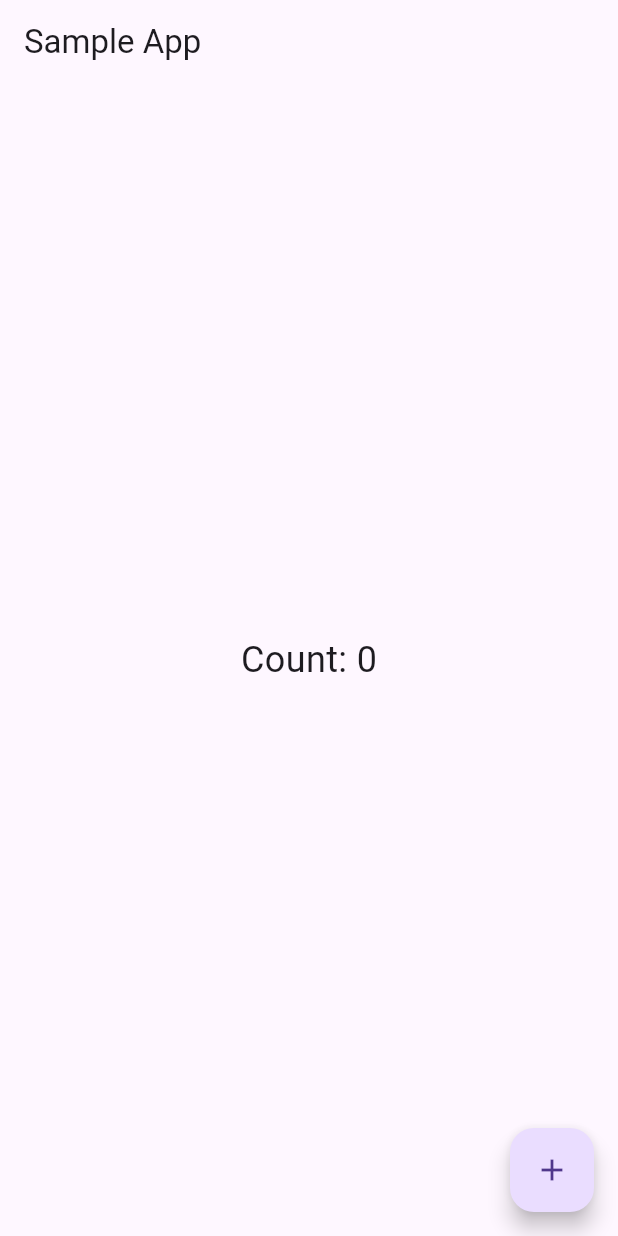
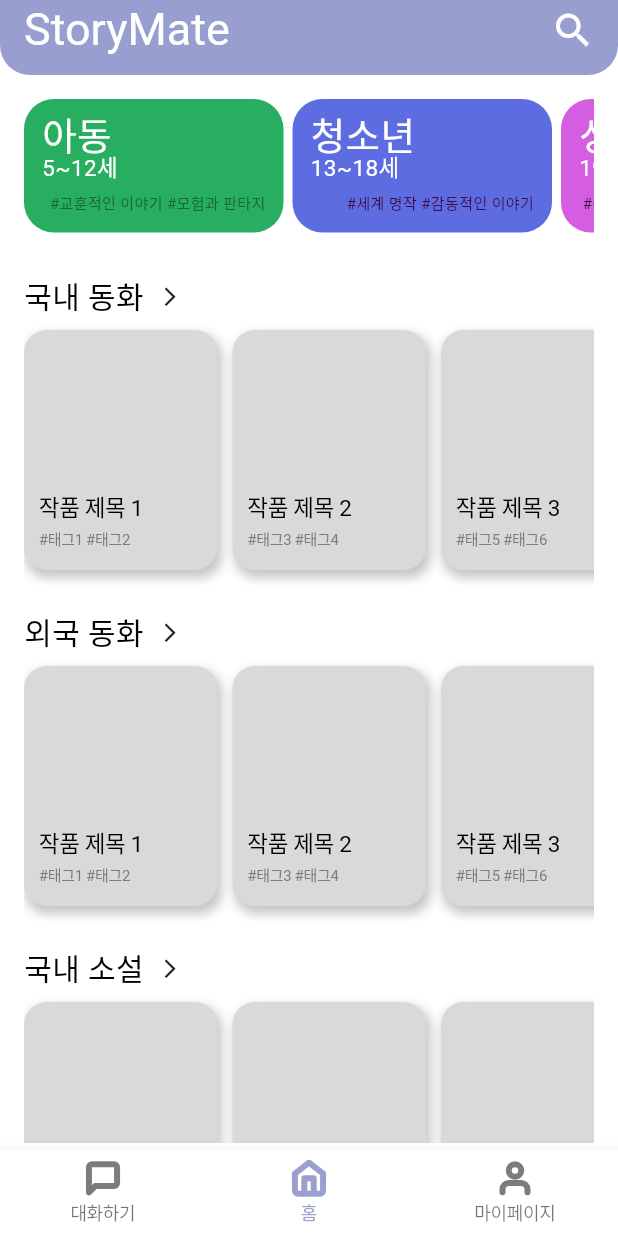
Before and after one commit to siiion/Story-Mate_Frontend, a Flutter app: the screen it shows after launch, on a phone screen of 412 x 824 dp. Run offline on Flutter 3.47's test engine with Material 3 defaults, Android fonts, the phone set to English and light mode, and no system bars; our stand-ins replace flutter_svg, get; Roboto replaces fonts that are missing (Jua).

Commit message:
FEAT: 홈 화면 UI 구현

```diff
--- /dev/null
+++ b/lib/components/custom_app_bar.dart
@@ -0,0 +1,55 @@
+import 'package:flutter/material.dart';
+
+class CustomAppBar extends StatelessWidget implements PreferredSizeWidget {
+  final String title; // 제목
+  final Color backgroundColor; // 배경색
+  final Widget? leading; // 왼쪽 아이콘 (옵션)
+
+  const CustomAppBar({
+    super.key,
+    required this.title,
+    required this.backgroundColor,
+    this.leading,
+  });
+
+  @override
+  Widget build(BuildContext context) {
+    return AppBar(
+      shape: RoundedRectangleBorder(
+        borderRadius: BorderRadius.vertical(
+          bottom: Radius.circular(20),
+        ),
+      ),
+      backgroundColor: backgroundColor,
+      toolbarHeight: 50,
+      title: Padding(
+        padding: const EdgeInsets.only(bottom: 10),
+        child: Text(
+          title,
+          style: TextStyle(
+            color: Colors.white,
+            fontSize: 30,
+            fontFamily: 'Jua',
+            fontWeight: FontWeight.w400,
+            height: 0.73,
+          ),
+        ),
+      ),
+      leading: leading, // 왼쪽 아이콘
+      actions: [
+        Padding(
+          padding: const EdgeInsets.only(right: 15, bottom: 10),
+          child: Icon(
+            Icons.search,
+            size: 30,
+            color: Colors.white,
+          ),
+        ),
+      ], // 오른쪽 아이콘들
+    );
+  }
+
+  // AppBar의 크기 지정
+  @override
+  Size get preferredSize => const Size.fromHeight(50);
+}
--- /dev/null
+++ b/lib/components/custom_bottom_bar.dart
@@ -0,0 +1,72 @@
+import 'package:flutter/material.dart';
+import 'package:flutter_svg/svg.dart';
+import 'package:get/get.dart';
+import 'package:storymate/components/theme.dart';
+
+class CustomBottomBar extends StatelessWidget {
+  final int currentIndex;
+
+  const CustomBottomBar({
+    super.key,
+    required this.currentIndex,
+  });
+
+  @override
+  Widget build(BuildContext context) {
+    return Padding(
+      padding: const EdgeInsets.only(top: 5),
+      child: BottomNavigationBar(
+        backgroundColor: Colors.white,
+        unselectedLabelStyle: TextStyle(
+          color: Color(0xFF7C7C7C),
+          fontSize: 12,
+          fontFamily: 'Jua',
+          fontWeight: FontWeight.w400,
+          height: 1.67,
+          letterSpacing: -0.23,
+        ),
+        selectedLabelStyle: TextStyle(
+          color: AppTheme.primaryColor,
+          fontSize: 12,
+          fontFamily: 'Jua',
+          fontWeight: FontWeight.w400,
+          height: 1.67,
+          letterSpacing: -0.23,
+        ),
+        selectedItemColor: AppTheme.primaryColor,
+        items: [
+          BottomNavigationBarItem(
+            icon: SvgPicture.asset('assets/chat.svg'),
+            label: '대화하기',
+            activeIcon: SvgPicture.asset('assets/chat_selected.svg'),
+          ),
+          BottomNavigationBarItem(
+            icon: SvgPicture.asset('assets/home.svg'),
+            label: '홈',
+            activeIcon: SvgPicture.asset('assets/home_selected.svg'),
+          ),
+          BottomNavigationBarItem(
+            icon: SvgPicture.asset('assets/user.svg'),
+            label: '마이페이지',
+            activeIcon: SvgPicture.asset('assets/user_selected.svg'),
+          ),
+        ],
+        currentIndex: currentIndex,
+        onTap: (index) {
+          switch (index) {
+            case 0:
+              // 대화하기 탭
+              break;
+            case 1:
+              // 홈 탭
+              Get.toNamed('/');
+              break;
+            default:
+              // 마이페이지 탭
+              break;
+          }
+        },
+      ),
+    );
+  }
+}
--- /dev/null
+++ b/lib/components/theme.dart
@@ -0,0 +1,13 @@
+import 'package:flutter/material.dart';
+
+class AppTheme {
+  // 주요 색상 정의
+  static const Color primaryColor = Color(0xFF989FD0); // 기본 테마 색상
+  static const Color childColor = Color(0xFF27AE60); // 아동 테마 색상
+  static const Color childAccentColor = Color(0xFF186739); // 아동 강조 색상
+  static const Color studentColor = Color(0xFF5D6CE1); // 청소년 테마 색상
+  static const Color studentAccentColor = Color(0xFF3F0942); // 청소년 강조 색상
+  static const Color adultColor = Color(0xFFD45DE1); // 성인 테마 색상
+  static const Color adultAccentColor = Color(0xFF3F0942); // 성인 강조 색상
+  static const Color backgroundColor = Colors.white; // 배경 색상
+}
--- a/lib/routes/app_routes.dart
+++ b/lib/routes/app_routes.dart
@@ -1,12 +1,15 @@
 // 라우팅 관리
 
 import 'package:get/get.dart';
-import 'package:storymate/views/sample_page.dart';
+import 'package:storymate/views/home_page.dart';
 
 class AppRoutes {
   static const HOME = '/';
 
   static final routes = [
-    GetPage(name: HOME, page: () => SamplePage()),
+    GetPage(
+      name: HOME,
+      page: () => HomePage(),
+    ),
   ];
 }
--- /dev/null
+++ b/lib/views/home_page.dart
@@ -0,0 +1,405 @@
+import 'package:flutter/material.dart';
+import 'package:storymate/components/custom_app_bar.dart';
+import 'package:storymate/components/custom_bottom_bar.dart';
+import 'package:storymate/components/theme.dart';
+
+class HomePage extends StatelessWidget {
+  const HomePage({super.key});
+
+  @override
+  Widget build(BuildContext context) {
+    // 샘플 데이터
+    final List<Map<String, String>> items = [
+      {"title": "작품 제목 1", "tags": "#태그1 #태그2"},
+      {"title": "작품 제목 2", "tags": "#태그3 #태그4"},
+      {"title": "작품 제목 3", "tags": "#태그5 #태그6"},
+      {"title": "작품 제목 4", "tags": "#태그7 #태그8"},
+    ];
+
+    return Scaffold(
+      backgroundColor: AppTheme.backgroundColor,
+      appBar: CustomAppBar(
+        title: 'StoryMate',
+        backgroundColor: AppTheme.primaryColor,
+      ),
+      bottomNavigationBar: CustomBottomBar(
+        currentIndex: 1,
+      ),
+      body: ListView(
+        children: [
+          // 연령대 카드
+          Padding(
+            padding: const EdgeInsets.symmetric(horizontal: 16, vertical: 16),
+            child: SizedBox(
+              height: 89,
+              child: ListView(
+                scrollDirection: Axis.horizontal,
+                children: [
+                  AgeCardItem(
+                    backgroundColor: AppTheme.childColor,
+                    title: '아동',
+                    subTitle: '5~12세',
+                    tag: '#교훈적인 이야기 #모험과 판타지',
+                    tagColor: AppTheme.childAccentColor,
+                  ),
+                  AgeCardItem(
+                    backgroundColor: AppTheme.studentColor,
+                    title: '청소년',
+                    subTitle: '13~18세',
+                    tag: '#세계 명작 #감동적인 이야기',
+                    tagColor: AppTheme.studentAccentColor,
+                  ),
+                  AgeCardItem(
+                    backgroundColor: AppTheme.adultColor,
+                    title: '성인',
+                    subTitle: '19세 이상',
+                    tag: '#철학적 메시지 #깊이 있는 스토리',
+                    tagColor: AppTheme.adultAccentColor,
+                  ),
+                ],
+              ),
+            ),
+          ),
+          SizedBox(
+            height: 15,
+          ),
+          Padding(
+            padding: const EdgeInsets.symmetric(horizontal: 16),
+            child: Column(
+              children: [
+                Row(
+                  children: [
+                    Text(
+                      '국내 동화',
+                      style: TextStyle(
+                        color: Colors.black,
+                        fontSize: 20,
+                        fontFamily: 'Jua',
+                        fontWeight: FontWeight.w400,
+                        height: 1.10,
+                      ),
+                    ),
+                    SizedBox(
+                      width: 10,
+                    ),
+                    // 더보기 버튼
+                    GestureDetector(
+                      onTap: () {},
+                      child: Icon(
+                        Icons.arrow_forward_ios,
+                        size: 15,
+                      ),
+                    ),
+                  ],
+                ),
+                // 국내 동화 리스트
+                SizedBox(
+                  height: 180,
+                  child: ListView.builder(
+                    scrollDirection: Axis.horizontal,
+                    itemCount: items.length,
+                    itemBuilder: (context, index) {
+                      final item = items[index];
+                      return Padding(
+                        padding: const EdgeInsets.only(
+                            top: 10, bottom: 10, right: 10),
+                        child: CustomCard(
+                          title: item["title"] ?? "",
+                          tags: item["tags"] ?? "",
+                        ),
+                      );
+                    },
+                  ),
+                ),
+                SizedBox(
+                  height: 20,
+                ),
+                Row(
+                  children: [
+                    Text(
+                      '외국 동화',
+                      style: TextStyle(
+                        color: Colors.black,
+                        fontSize: 20,
+                        fontFamily: 'Jua',
+                        fontWeight: FontWeight.w400,
+                        height: 1.10,
+                      ),
+                    ),
+                    SizedBox(
+                      width: 10,
+                    ),
+                    // 더보기 버튼
+                    GestureDetector(
+                      onTap: () {},
+                      child: Icon(
+                        Icons.arrow_forward_ios,
+                        size: 15,
+                      ),
+                    ),
+                  ],
+                ),
+                // 외국 동화 리스트
+                SizedBox(
+                  height: 180,
+                  child: ListView.builder(
+                    scrollDirection: Axis.horizontal,
+                    itemCount: items.length,
+                    itemBuilder: (context, index) {
+                      final item = items[index];
+                      return Padding(
+                        padding: const EdgeInsets.only(
+                            top: 10, bottom: 10, right: 10),
+                        child: CustomCard(
+                          title: item["title"] ?? "",
+                          tags: item["tags"] ?? "",
+                        ),
+                      );
+                    },
+                  ),
+                ),
+                SizedBox(
+                  height: 20,
+                ),
+                Row(
+                  children: [
+                    Text(
+                      '국내 소설',
+                      style: TextStyle(
+                        color: Colors.black,
+                        fontSize: 20,
+                        fontFamily: 'Jua',
+                        fontWeight: FontWeight.w400,
+                        height: 1.10,
+                      ),
+                    ),
+                    SizedBox(
+                      width: 10,
+                    ),
+                    // 더보기 버튼
+                    GestureDetector(
+                      onTap: () {},
+                      child: Icon(
+                        Icons.arrow_forward_ios,
+                        size: 15,
+                      ),
+                    ),
+                  ],
+                ),
+                // 국내 소설 리스트
+                SizedBox(
+                  height: 180,
+                  child: ListView.builder(
+                    scrollDirection: Axis.horizontal,
+                    itemCount: items.length,
+                    itemBuilder: (context, index) {
+                      final item = items[index];
+                      return Padding(
+                        padding: const EdgeInsets.only(
+                            top: 10, bottom: 10, right: 10),
+                        child: CustomCard(
+                          title: item["title"] ?? "",
+                          tags: item["tags"] ?? "",
+                        ),
+                      );
+                    },
+                  ),
+                ),
+                SizedBox(
+                  height: 20,
+                ),
+                Row(
+                  children: [
+                    Text(
+                      '외국 소설',
+                      style: TextStyle(
+                        color: Colors.black,
+                        fontSize: 20,
+                        fontFamily: 'Jua',
+                        fontWeight: FontWeight.w400,
+                        height: 1.10,
+                      ),
+                    ),
+                    SizedBox(
+                      width: 10,
+                    ),
+                    // 더보기 버튼
+                    GestureDetector(
+                      onTap: () {},
+                      child: Icon(
+                        Icons.arrow_forward_ios,
+                        size: 15,
+                      ),
+                    ),
+                  ],
+                ),
+                // 외국 소설 리스트
+                SizedBox(
+                  height: 180,
+                  child: ListView.builder(
+                    scrollDirection: Axis.horizontal,
+                    itemCount: items.length,
+                    itemBuilder: (context, index) {
+                      final item = items[index];
+                      return Padding(
+                        padding: const EdgeInsets.only(
+                            top: 10, bottom: 10, right: 10),
+                        child: CustomCard(
+                          title: item["title"] ?? "",
+                          tags: item["tags"] ?? "",
+                        ),
+                      );
+                    },
+                  ),
+                ),
+              ],
+            ),
+          ),
+        ],
+      ),
+    );
+  }
+}
+
+class CustomCard extends StatelessWidget {
+  final String title;
+  final String tags;
+
+  const CustomCard({
+    super.key,
+    required this.title,
+    required this.tags,
+  });
+
+  @override
+  Widget build(BuildContext context) {
+    return Container(
+      width: 129,
+      decoration: BoxDecoration(
+        color: Color(0xffd9d9d9),
+        borderRadius: BorderRadius.circular(15),
+        boxShadow: [
+          BoxShadow(
+            color: Colors.grey.withOpacity(0.6),
+            spreadRadius: 1,
+            blurRadius: 5,
+            offset: Offset(2, 4),
+          ),
+        ],
+      ),
+      child: Padding(
+        padding: const EdgeInsets.all(10),
+        child: Column(
+          crossAxisAlignment: CrossAxisAlignment.start,
+          mainAxisAlignment: MainAxisAlignment.end,
+          children: [
+            Text(
+              title,
+              style: TextStyle(
+                color: Colors.black,
+                fontSize: 15,
+                fontFamily: 'Jua',
+                fontWeight: FontWeight.w400,
+                height: 1.33,
+                letterSpacing: -0.23,
+              ),
+            ),
+            Text(
+              tags,
+              style: TextStyle(
+                color: Color(0xFF7C7C7C),
+                fontSize: 10,
+                fontFamily: 'Jua',
+                fontWeight: FontWeight.w400,
+                height: 2,
+                letterSpacing: -0.23,
+              ),
+            ),
+          ],
+        ),
+      ),
+    );
+  }
+}
+
+class AgeCardItem extends StatelessWidget {
+  final Color backgroundColor;
+  final String title;
+  final String subTitle;
+  final String tag;
+  final Color tagColor;
+
+  const AgeCardItem({
+    super.key,
+    required this.backgroundColor,
+    required this.title,
+    required this.subTitle,
+    required this.tag,
+    required this.tagColor,
+  });
+
+  @override
+  Widget build(BuildContext context) {
+    return Padding(
+      padding: const EdgeInsets.only(right: 6),
+      child: Container(
+        width: 173,
+        height: 89,
+        decoration: ShapeDecoration(
+          color: backgroundColor,
+          shape: RoundedRectangleBorder(
+            borderRadius: BorderRadius.circular(20),
+          ),
+        ),
+        child: Padding(
+          padding: const EdgeInsets.all(12),
+          child: Column(
+            crossAxisAlignment: CrossAxisAlignment.start,
+            mainAxisAlignment: MainAxisAlignment.spaceBetween,
+            children: [
+              Column(
+                crossAxisAlignment: CrossAxisAlignment.start,
+                children: [
+                  Text(
+                    title,
+                    style: TextStyle(
+                      color: Colors.white,
+                      fontSize: 25,
+                      fontFamily: 'Jua',
+                      fontWeight: FontWeight.w400,
+                      height: 0.88,
+                    ),
+                  ),
+                  Text(
+                    subTitle,
+                    style: TextStyle(
+                      color: Colors.white,
+                      fontSize: 15,
+                      fontFamily: 'Jua',
+                      fontWeight: FontWeight.w400,
+                      height: 1.47,
+                    ),
+                  ),
+                ],
+              ),
+              Row(
+                mainAxisAlignment: MainAxisAlignment.end,
+                children: [
+                  Text(
+                    tag,
+                    style: TextStyle(
+                      color: tagColor,
+                      fontSize: 10,
+                      fontFamily: 'Jua',
+                      fontWeight: FontWeight.w400,
+                    ),
+                  ),
+                ],
+              ),
+            ],
+          ),
+        ),
+      ),
+    );
+  }
+}
--- a/lib/views/sample_page.dart
+++ /dev/null
@@ -1,29 +0,0 @@
-// 샘플 화면
-
-import 'package:flutter/material.dart';
-import 'package:get/get.dart';
-import 'package:storymate/view_models/sample_controller.dart';
-
-class SamplePage extends StatelessWidget {
-  const SamplePage({super.key});
-
-  @override
-  Widget build(BuildContext context) {
-    final SampleController controller =
-        Get.put(SampleController()); // controller 연결
-
-    return Scaffold(
-      appBar: AppBar(title: Text("Sample App")),
-      body: Center(
-        child: Obx(() => Text(
-              "Count: ${controller.count}",
-              style: TextStyle(fontSize: 24),
-            )),
-      ),
-      floatingActionButton: FloatingActionButton(
-        onPressed: controller.increment,
-        child: Icon(Icons.add),
-      ),
-    );
-  }
-}
```
Also changed, not shown: pubspec.yaml (+7 -0 lines), assets/chat.svg (added), assets/chat_selected.svg (added), assets/home.svg (added), assets/home_selected.svg (added), assets/message.svg (added), assets/message_selected.svg (added), assets/user.svg (added), assets/user_selected.svg (added), pubspec.lock, 1 other file.
